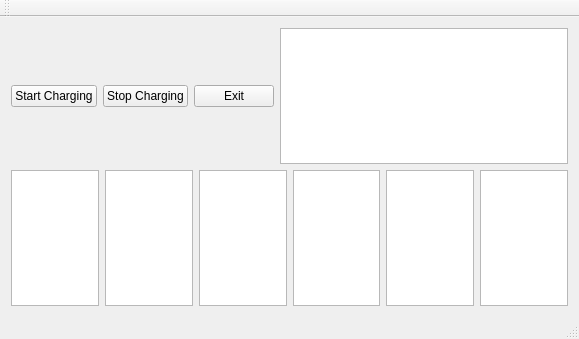
Before: the Qt Designer form mainwindow.ui in quanganhtran/formula-data-logger, drawn with Qt 5.
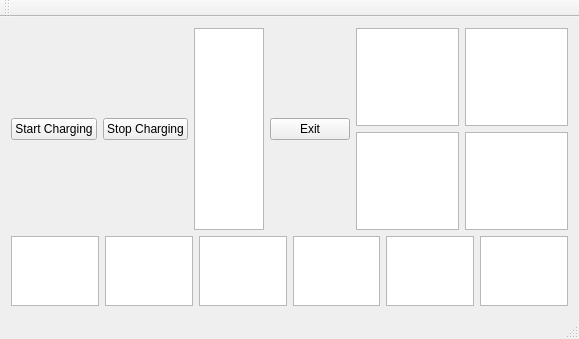
After: the same form once the commit is applied.

What changed in the file:
```diff
--- a/mainwindow.ui
+++ b/mainwindow.ui
@@ -31,6 +31,9 @@
         </property>
        </widget>
       </item>
+      <item>
+       <widget class="QTableView" name="tableViewMain"/>
+      </item>
       <item>
        <widget class="QPushButton" name="exitBtn">
         <property name="text">
@@ -40,8 +43,17 @@
       </item>
       <item>
        <layout class="QGridLayout" name="gridLayout">
-        <item row="0" column="0">
-         <widget class="QTableView" name="tableViewMain"/>
+        <item row="1" column="0">
+         <widget class="QTableView" name="tViewMaxVolt"/>
+        </item>
+        <item row="2" column="0">
+         <widget class="QTableView" name="tViewMaxTemp"/>
+        </item>
+        <item row="2" column="1">
+         <widget class="QTableView" name="tViewMinTemp"/>
+        </item>
+        <item row="1" column="1">
+         <widget class="QTableView" name="tViewMinVolt"/>
         </item>
        </layout>
       </item>
```
